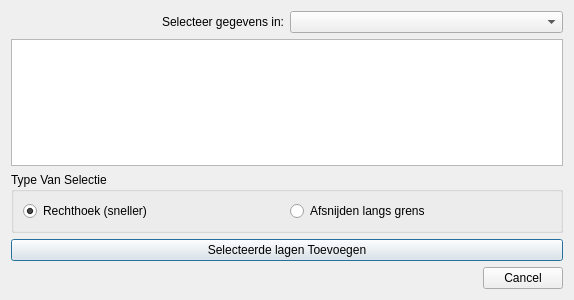
milieuinfo/Spatial-Subset-Query-Tool, file ui_vmmQry_baseDlg.ui: the form before one commit.
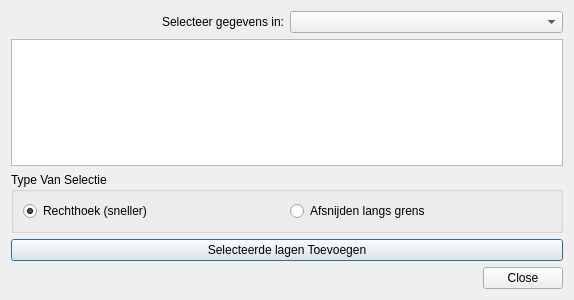
The form after the commit. Icons and pictures are not drawn.

Diff of the .ui file:
```diff
--- a/ui_vmmQry_baseDlg.ui
+++ b/ui_vmmQry_baseDlg.ui
@@ -100,7 +100,7 @@
       <enum>Qt::Horizontal</enum>
      </property>
      <property name="standardButtons">
-      <set>QDialogButtonBox::Cancel</set>
+      <set>QDialogButtonBox::Close</set>
      </property>
     </widget>
    </item>
```
